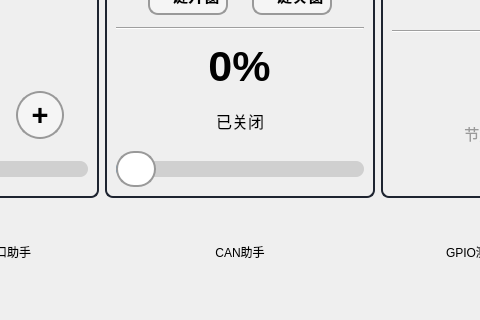
Before: the Qt Designer form vehicle-terminal/src/ui/forms/toolsPage.ui in Ksurulingfeng/smart-cockpit, drawn with Qt 5; both pictures show x 192 to 672 and y 202 to 522 of the 864 by 522 pixel window.
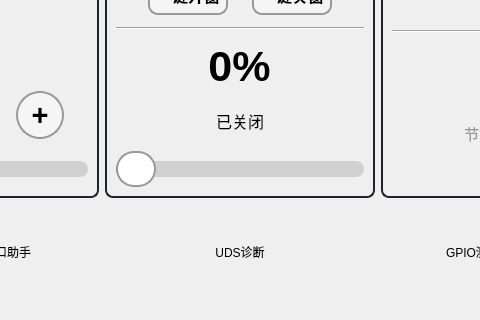
After: the same form once the commit is applied. Icons and pictures are not drawn. Custom widgets are drawn as their Qt base class.

Patch:
```diff
--- a/vehicle-terminal/src/ui/forms/toolsPage.ui
+++ b/vehicle-terminal/src/ui/forms/toolsPage.ui
@@ -621,7 +621,7 @@
             <string notr="true">QToolButton{border:none;background:transparent;}#toolButton_canbusTest:pressed{padding:0px;margin:0px;}</string>
            </property>
            <property name="text">
-            <string>CAN助手</string>
+            <string>UDS诊断</string>
            </property>
            <property name="icon">
             <iconset resource="../../resources/resources.qrc">
```
